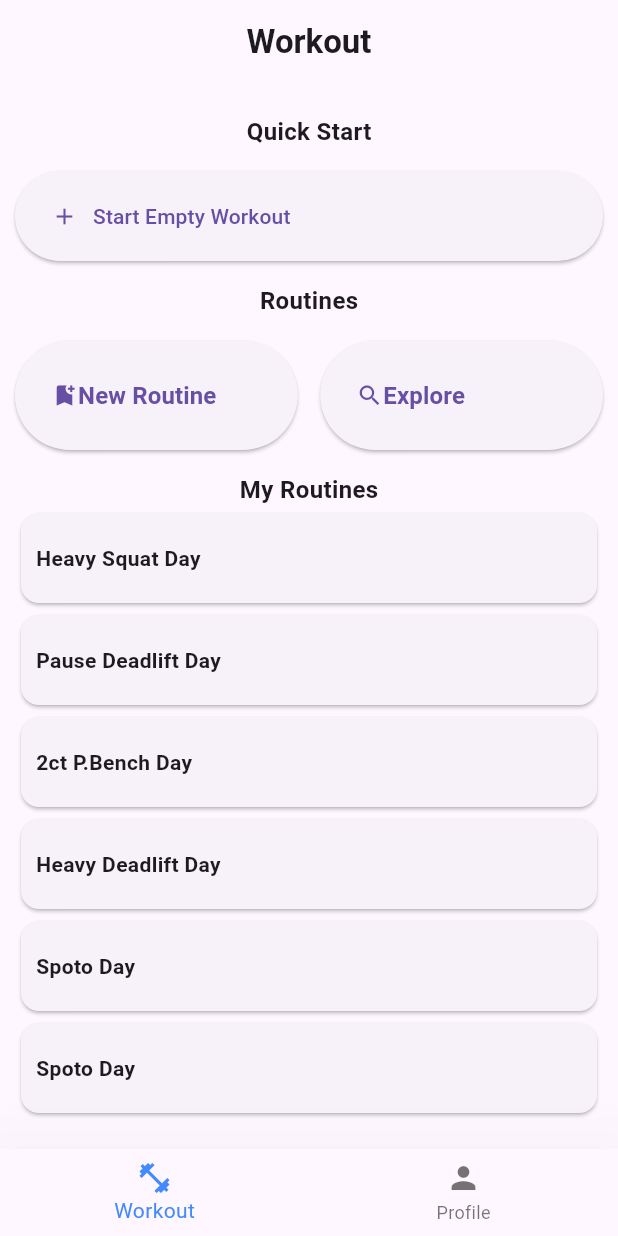
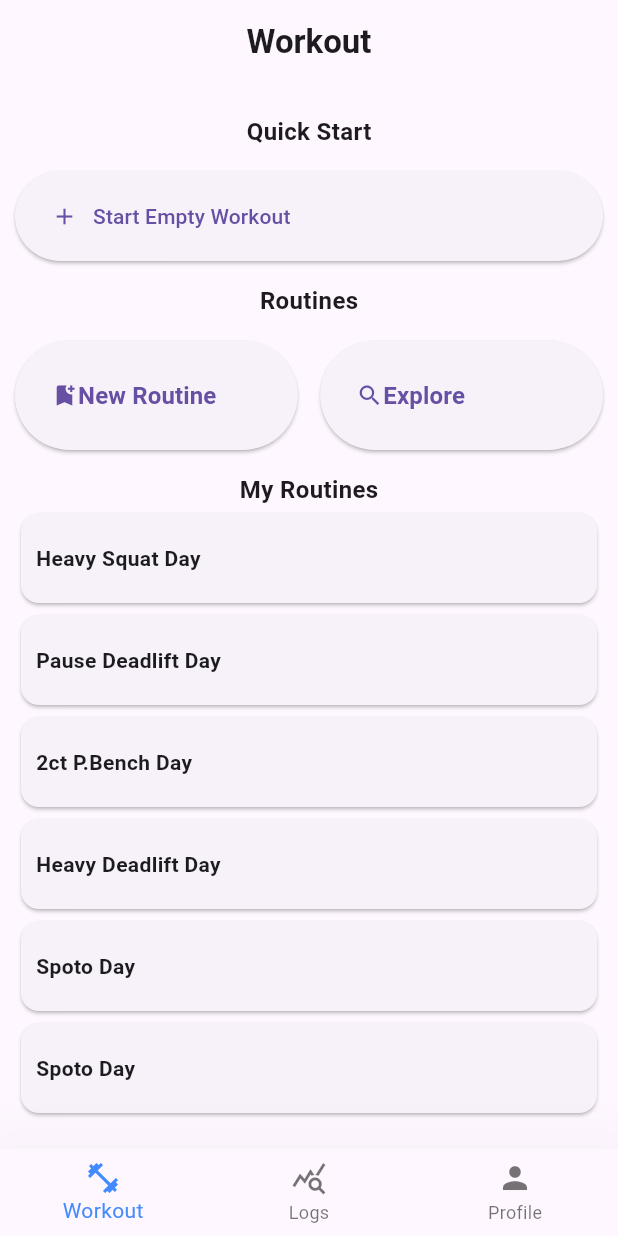
Before and after one commit to Tylefnx/gymlogger, a Flutter app: the screen it shows after launch, on a phone screen of 412 x 824 dp. Run offline on Flutter 3.47's test engine with Material 3 defaults, Android fonts, the phone set to English and light mode, and no system bars; our stand-ins replace flutter_hooks, hooks_riverpod.

Commit message:
Refactored bottom_navigation_items

```diff
--- a/lib/core/presentation/bottom_navigation_bar/bottom_navigation_items.dart
+++ b/lib/core/presentation/bottom_navigation_bar/bottom_navigation_items.dart
@@ -1,4 +1,5 @@
 import 'package:flutter/material.dart';
+import 'package:gymlogger/logs/presentation/log_screen.dart';
 import 'package:gymlogger/main_page/sub_screens/profile_screen.dart';
 import 'package:gymlogger/workout/presentation/workout_screen.dart';
 
@@ -9,10 +10,22 @@ final bottomNavigationItems = [
   ),
   BottomNavigationBarItem(
     label: bottomNavigationLabels[1],
+    icon: Icon(Icons.query_stats_sharp),
+  ),
+  BottomNavigationBarItem(
+    label: bottomNavigationLabels[2],
     icon: Icon(Icons.person),
   ),
 ];
 
-const List<String?> bottomNavigationLabels = ['Workout', 'Profile'];
+const List<String?> bottomNavigationLabels = [
+  'Workout',
+  'Logs',
+  'Profile',
+];
 
-const mainScreens = <Widget>[WorkoutScreen(), ProfileScreen()];
+const mainScreens = <Widget>[
+  WorkoutScreen(),
+  LogScreen(),
+  ProfileScreen(),
+];
```
